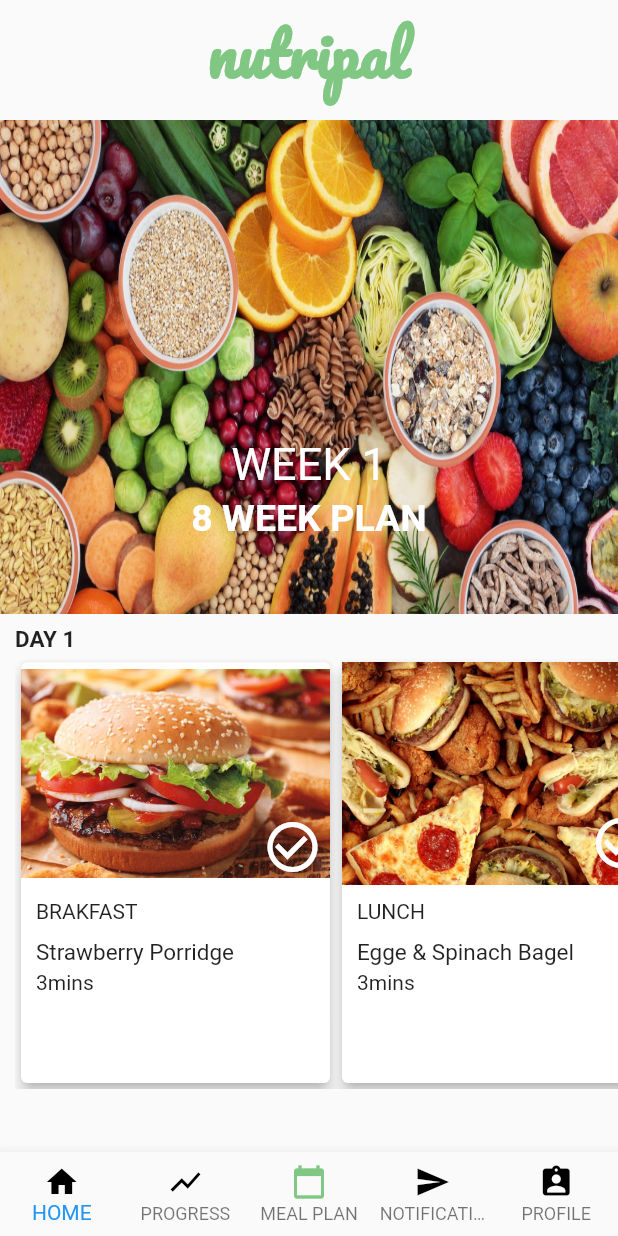
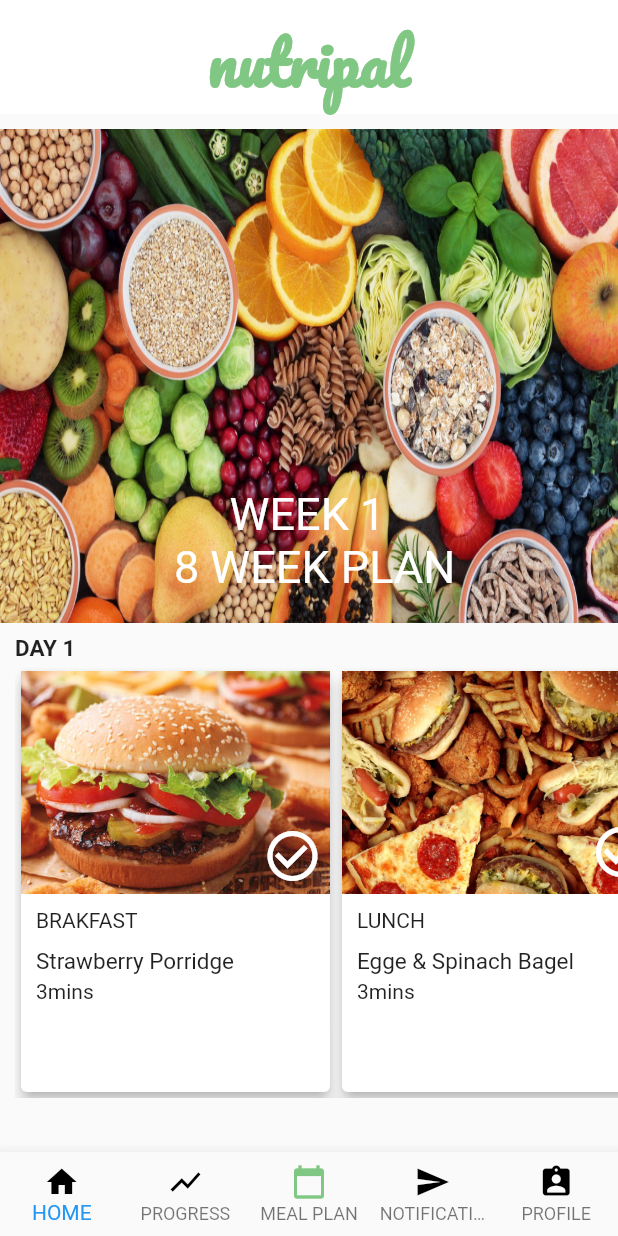
Before and after one commit to mahmoudhamdy123/Flutter_UI_Food_Responsive_Design, a Flutter app: the screen it shows after launch, on a phone screen of 412 x 824 dp. Run offline on Flutter 3.47's test engine with Material 2 defaults, Android fonts, the phone set to English and light mode, and no system bars.

Commit message:
change appbar

```diff
--- a/lib/screen/firstpage.dart
+++ b/lib/screen/firstpage.dart
@@ -5,15 +5,13 @@ class HomePage extends StatelessWidget {
   @override
   Widget build(BuildContext context) {
     return Scaffold(
-      body: ListView(
-        children: <Widget>[
-          Column(
-            children: [
-              Center(
       ///chalenge: make it with appBar
       ///hint: use PreferredSize
-                child:Container(
-                  margin: EdgeInsets.only(bottom: 10),
+      ///completed
+      appBar: AppBar(
+        elevation: 0,
+        backgroundColor: Colors.white,
+        bottom: PreferredSize(
           child: Text('nutripal',
             style: TextStyle(
                 fontSize: 40,
@@ -22,48 +20,41 @@ class HomePage extends StatelessWidget {
                 fontWeight: FontWeight.bold
             ),
           ),
+          preferredSize: const Size.fromHeight(20),
         ),
       ),
-              Stack(
+      body: ListView(
+        children: <Widget>[
+          Column(
+            children: [
               ///challenge make it with container only without stack
               ///hint: use BoxDecoration
-                children: <Widget>[
+              ///completed
               Container(
+                margin: EdgeInsets.only(top: 10),
                 width: MediaQuery.of(context).size.width,
                 height: MediaQuery.of(context).orientation==Orientation.landscape?
                 MediaQuery.of(context).size.height*0.65:
                 MediaQuery.of(context).size.height*0.4,
-                    child : Image.asset(
+                decoration: BoxDecoration(
+                    image: DecorationImage(image: AssetImage(
                       'assets/images/img1.jpg',
-                      width: MediaQuery.of(context).size.width,
-                      height: MediaQuery.of(context).size.height*0.4,
-                      fit: BoxFit.fill,
                     ),
+                      fit: BoxFit.fill,)
                 ),
-                  Container(
+                child: Container(
                     width: MediaQuery.of(context).size.width,
                     height: MediaQuery.of(context).orientation==Orientation.landscape?
                     MediaQuery.of(context).size.height*0.5:
                     MediaQuery.of(context).size.height*0.3,
+                    padding: EdgeInsets.all(20),
                     alignment: Alignment.bottomCenter,
-                    child: Text('WEEK 1',style: TextStyle(
+                    child: Text('      WEEK 1 \n 8 WEEK PLAN',style: TextStyle(
                         color: Colors.white,
-                      fontSize: 30
-                    ),),
+                        fontSize: 30,
                     ),
-                  Container(
-                    width: MediaQuery.of(context).size.width,
-                    height: MediaQuery.of(context).orientation==Orientation.landscape?
-                    MediaQuery.of(context).size.height*0.57:
-                    MediaQuery.of(context).size.height*0.34,
-                    alignment: Alignment.bottomCenter,
-                    child: Text('8 WEEK PLAN',style: TextStyle(
-                        color: Colors.white,
-                        fontWeight: FontWeight.bold,
-                        fontSize: 25
-                    ),),
                     ),
-                ],
+                ),
               ),
               Container(
                 width: MediaQuery.of(context).size.width,
@@ -101,6 +92,7 @@ class HomePage extends StatelessWidget {
                                 /// container malosh ae lazma sooo shelo ^^
                                 ///challenge part : make it with only container without Stack
                                 ///hint: use BoxDecoration
+                                ///completed
                                 Container(
                                   width: MediaQuery.of(context).orientation==Orientation.landscape?
                                   MediaQuery.of(context).size.width*0.27:
@@ -111,10 +103,11 @@ class HomePage extends StatelessWidget {
                                   decoration: BoxDecoration(
                                         image: DecorationImage(image: AssetImage(
                                           'assets/images/img2.jpg',
-                                        ))
+                                        ),
+                                          fit: BoxFit.fill,)
                                       ),
                                   child: Container(
-                                          margin: EdgeInsets.all(5),
+                                          padding: EdgeInsets.all(5),
                                           alignment: Alignment.bottomRight,
                                           height: MediaQuery.of(context).orientation==Orientation.landscape?
                                           MediaQuery.of(context).size.height*0.3:
@@ -221,23 +214,26 @@ class HomePage extends StatelessWidget {
                             MediaQuery.of(context).size.height*0.35,
                             child: Column(
                               children: <Widget>[
-                                Container(
                                   /// container malosh ae lazma
-                                    child:Stack(
+                                  /// completed
                                   ///challenge part : make it with only container without Stack
                                   ///hint: use BoxDecoration
-                                      children: <Widget>[
-                                        Image.asset(
-                                          'assets/images/img4.jpg',
+                                  /// completed
+                                Container(
                                   width: MediaQuery.of(context).orientation==Orientation.landscape?
                                   MediaQuery.of(context).size.width*0.27:
                                   MediaQuery.of(context).size.width*0.5,
                                   height: MediaQuery.of(context).orientation==Orientation.landscape?
                                   MediaQuery.of(context).size.height*0.3:
                                   MediaQuery.of(context).size.height*0.18,
-                                          fit: BoxFit.fill,
+                                  decoration: BoxDecoration(
+                                      image: DecorationImage(image: AssetImage(
+                                        'assets/images/img4.jpg',
                                       ),
-                                        Container(
+                                        fit: BoxFit.fill,)
+                                  ),
+                                  child: Container(
+                                    padding: EdgeInsets.all(5),
                                     alignment: Alignment.bottomRight,
                                     height: MediaQuery.of(context).orientation==Orientation.landscape?
                                     MediaQuery.of(context).size.height*0.3:
@@ -248,8 +244,6 @@ class HomePage extends StatelessWidget {
                                       size: 40,
                                     ),
                                   ),
-                                      ],
-                                    )
                                 ),
                                 Container(
                                   margin: EdgeInsets.only(left: 10,top: 10),
```
Lines whose indentation alone changed are shown as unchanged.
